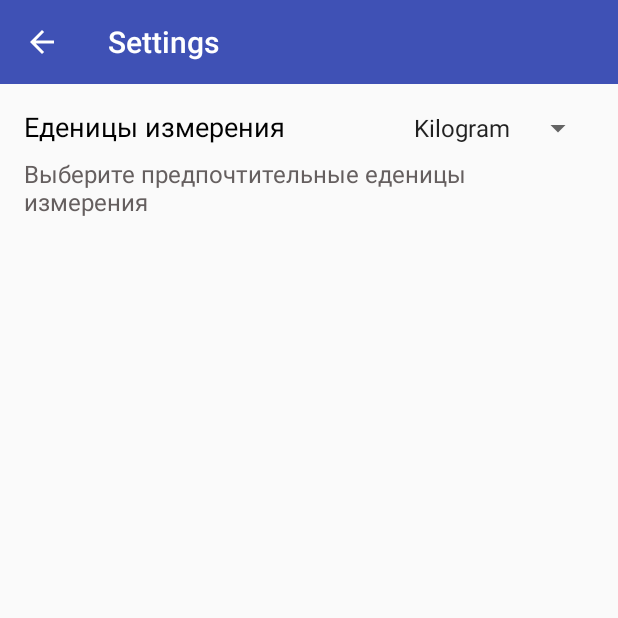
After one commit to tert007/WeightTracker, an Android app: the SettingsActivity screen opened directly, with no data from a screen before it, on a phone screen of 412 x 824 dp, the top half of it. The commit adds this screen. Run offline under Robolectric (Android 15) with nearby library versions, the phone set to English and light mode, and no system bars.

Commit message:
All activities ready

```diff
--- /dev/null
+++ b/app/src/main/java/com/greenkey/weighttracker/SettingsManager.java
@@ -0,0 +1,45 @@
+package com.greenkey.weighttracker;
+
+import android.content.Context;
+import android.content.SharedPreferences;
+import android.preference.PreferenceManager;
+
+/**
+ * Created by Alexander on 29.12.2016.
+ */
+
+public class SettingsManager {
+
+    private static SharedPreferences sharedPreferences;
+
+    private static String WEIGHT_UNIT_INDEX_KEY = "weight_unit";
+    private static int WEIGHT_UNIT_INDEX_DEFAULT_VALUE = 0;
+    private static WeightUnit currentWeightUnit;
+
+    private static WeightUnit[] weightUnites;
+
+    static {
+        weightUnites = WeightUnit.values();
+    }
+
+    public static void init(Context context) {
+        sharedPreferences = PreferenceManager.getDefaultSharedPreferences(context);
+    }
+
+    public static void setWeightUnitIndex(int index) {
+        currentWeightUnit = weightUnites[index];
+        sharedPreferences.edit().putInt(WEIGHT_UNIT_INDEX_KEY, index).apply();
+    }
+
+    public static int getWeightUnitIndex() {
+        return sharedPreferences.getInt(WEIGHT_UNIT_INDEX_KEY, WEIGHT_UNIT_INDEX_DEFAULT_VALUE);
+    }
+
+    public static WeightUnit getWeightUnit() {
+        int weightUnitIndex = sharedPreferences.getInt(WEIGHT_UNIT_INDEX_KEY, WEIGHT_UNIT_INDEX_DEFAULT_VALUE);
+        currentWeightUnit = weightUnites[weightUnitIndex];
+
+        return currentWeightUnit;
+    }
+
+}
--- a/app/src/main/java/com/greenkey/weighttracker/WeightUnits.java
+++ b/app/src/main/java/com/greenkey/weighttracker/WeightUnit.java
@@ -3,6 +3,7 @@ package com.greenkey.weighttracker;
 /**
  * Created by Alexander on 29.12.2016.
  */
-public enum WeightUnits {
-
+public enum WeightUnit {
+    KILOGRAM,
+    POUND
 }
--- /dev/null
+++ b/app/src/main/java/com/greenkey/weighttracker/settings/SettingsActivity.java
@@ -0,0 +1,55 @@
+package com.greenkey.weighttracker.settings;
+
+import android.graphics.Color;
+import android.os.Bundle;
+import android.support.v7.app.ActionBar;
+import android.support.v7.app.AppCompatActivity;
+import android.support.v7.widget.AppCompatSpinner;
+import android.support.v7.widget.Toolbar;
+import android.view.View;
+import android.widget.AdapterView;
+
+import com.greenkey.weighttracker.R;
+import com.greenkey.weighttracker.SettingsManager;
+
+public class SettingsActivity extends AppCompatActivity {
+
+    @Override
+    protected void onCreate(Bundle savedInstanceState) {
+        super.onCreate(savedInstanceState);
+        setContentView(R.layout.settings_activity);
+
+        Toolbar toolbar = (Toolbar) findViewById(R.id.toolbar);
+        toolbar.setTitleTextColor(Color.WHITE);
+        toolbar.setTitle(R.string.settings);
+        setSupportActionBar(toolbar);
+
+        ActionBar actionBar = getSupportActionBar();
+        actionBar.setDisplayHomeAsUpEnabled(true);
+
+        final View weightUnitView = findViewById(R.id.settings_weight_unit_view);
+        final AppCompatSpinner spinner = (AppCompatSpinner) weightUnitView.findViewById(R.id.settings_weight_unit_spinner);
+
+        spinner.setSelection(SettingsManager.getWeightUnitIndex());
+
+        weightUnitView.setOnClickListener(new View.OnClickListener() {
+            @Override
+            public void onClick(View v) {
+                spinner.performClick();
+            }
+        });
+
+        spinner.setOnItemSelectedListener(new AdapterView.OnItemSelectedListener() {
+            @Override
+            public void onItemSelected(AdapterView<?> adapterView, View view, int i, long l) {
+                SettingsManager.setWeightUnitIndex(i);
+            }
+
+            @Override
+            public void onNothingSelected(AdapterView<?> adapterView) {
+
+            }
+        });
+    }
+
+}
--- a/app/src/main/res/layout/main_activity.xml
+++ b/app/src/main/res/layout/main_activity.xml
@@ -58,6 +58,8 @@
         android:layout_height="0dp"/>
 
     <Button
+        android:id="@+id/main_add_weight_record_button"
+
         android:text="Изменить"
 
         android:textColor="@color/light_white"
--- /dev/null
+++ b/app/src/main/res/layout/settings_activity.xml
@@ -0,0 +1,59 @@
+<?xml version="1.0" encoding="utf-8"?>
+<LinearLayout
+    xmlns:android="http://schemas.android.com/apk/res/android"
+
+    android:orientation="vertical"
+    android:layout_width="match_parent"
+    android:layout_height="match_parent">
+
+    <include layout="@layout/toolbar"/>
+
+    <LinearLayout
+        android:padding="16dp"
+
+        android:id="@+id/settings_weight_unit_view"
+
+        android:orientation="vertical"
+        android:layout_width="match_parent"
+        android:layout_height="wrap_content">
+
+        <LinearLayout
+            android:layout_marginBottom="8dp"
+
+            android:orientation="horizontal"
+            android:layout_width="match_parent"
+            android:layout_height="wrap_content">
+
+            <TextView
+                android:text="Еденицы измерения"
+                android:textColor="@color/black"
+                android:textSize="18sp"
+                android:layout_width="wrap_content"
+                android:layout_height="wrap_content" />
+
+            <View
+                android:layout_weight="1"
+                android:layout_width="0dp"
+                android:layout_height="match_parent"/>
+
+            <android.support.v7.widget.AppCompatSpinner
+                android:id="@+id/settings_weight_unit_spinner"
+
+                android:entries="@array/weight_units"
+
+                android:clickable="false"
+                android:layout_width="wrap_content"
+                android:layout_height="wrap_content">
+            </android.support.v7.widget.AppCompatSpinner>
+
+        </LinearLayout>
+
+        <TextView
+            android:text="Выберите предпочтительные еденицы измерения"
+            android:textColor="@color/grey"
+            android:textSize="16sp"
+            android:layout_width="match_parent"
+            android:layout_height="wrap_content" />
+
+    </LinearLayout>
+</LinearLayout>
--- a/app/src/main/res/values/colors.xml
+++ b/app/src/main/res/values/colors.xml
@@ -3,6 +3,8 @@
     <color name="colorPrimary">#3F51B5</color>
     <color name="colorPrimaryDark">#303F9F</color>
     <color name="colorAccent">#FF4081</color>
+
+    <color name="black">#000000</color>
 
     <color name="green">#5cab00</color>
 
--- a/app/src/main/res/values/strings.xml
+++ b/app/src/main/res/values/strings.xml
@@ -1,8 +1,24 @@
 <resources>
     <string name="app_name">Weight Tracker</string>
 
-    <string name="add">Add</string>
-
     <string name="statistics">Statistics</string>
     <string name="settings">Settings</string>
+
+    <string name="add">Add</string>
+    <string name="cancel">Cancel</string>
+    <string name="set">Set</string>
+
+    <string name="set_current_weight">Set a current weight</string>
+
+
+    <string-array name="weight_units_short_name">
+        <item>kg</item>
+        <item>lb</item>
+    </string-array>
+
+    <string-array name="weight_units">
+        <item>Kilogram</item>
+        <item>Pound</item>
+    </string-array>
+
 </resources>
```
Also changed, not shown: app/src/main/AndroidManifest.xml (+12 -2 lines), app/src/main/java/com/greenkey/weighttracker/main/MainActivity.java (+46 -0 lines), app/src/main/res/drawable/settings_icon.xml (added, +9 -0 lines), app/src/main/res/layout/set_current_weight_dialog.xml (added, +40 -0 lines), app/src/main/res/layout/statistics_chart_fragment.xml (added, +7 -0 lines), app/src/main/res/menu/maim_menu.xml (+8 -0 lines).
